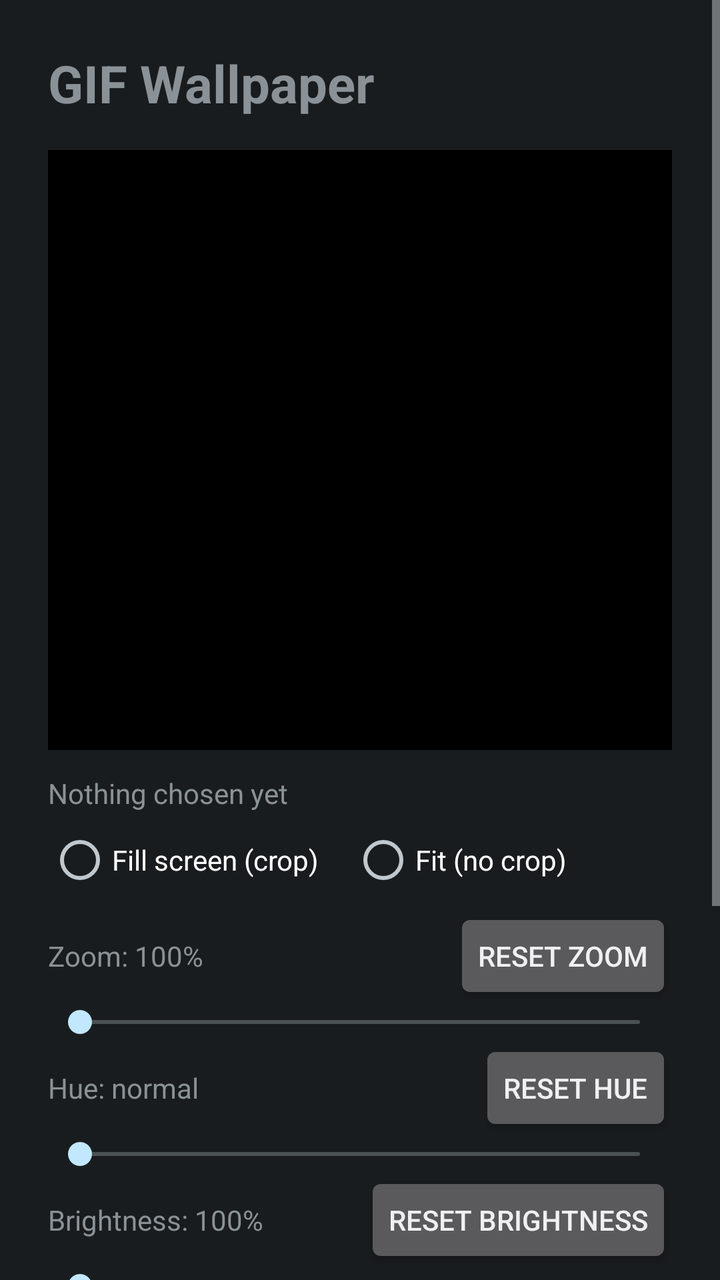
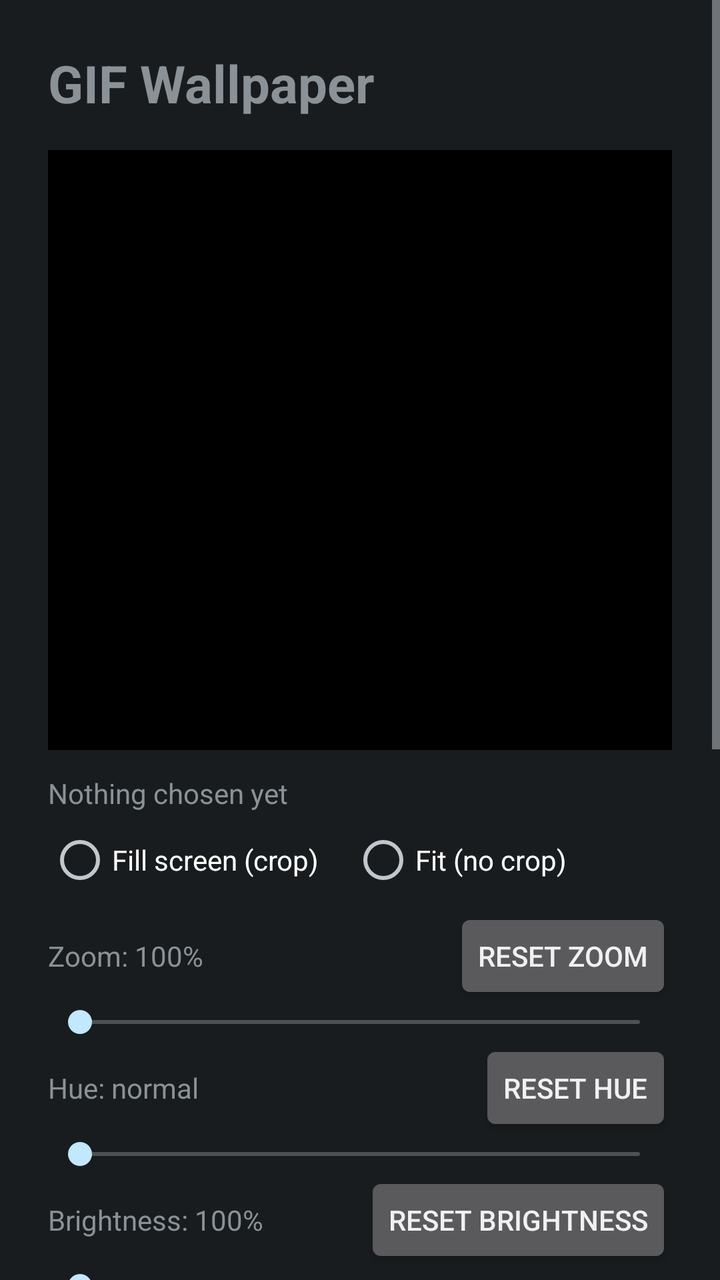

Before-and-after screenshots of an Android layout around one commit, followed by the original layout XML and the change that was made.
<!-- AndroidManifest.xml: application theme android:Theme.DeviceDefault -->
<!-- res/layout/activity_main.xml -->
<?xml version="1.0" encoding="utf-8"?>
<ScrollView xmlns:android="http://schemas.android.com/apk/res/android"
    android:layout_width="match_parent"
    android:layout_height="match_parent"
    android:fitsSystemWindows="true">

<LinearLayout
    android:layout_width="match_parent"
    android:layout_height="wrap_content"
    android:orientation="vertical"
    android:padding="24dp">

    <TextView
        android:layout_width="wrap_content"
        android:layout_height="wrap_content"
        android:text="@string/app_name"
        android:textSize="26sp"
        android:textStyle="bold"
        android:layout_marginBottom="16dp" />

    <FrameLayout
        android:layout_width="match_parent"
        android:layout_height="300dp"
        android:background="#000000">

        <ImageView
            android:id="@+id/preview"
            android:layout_width="match_parent"
            android:layout_height="match_parent"
            android:scaleType="fitCenter"
            android:contentDescription="Preview" />

        <VideoView
            android:id="@+id/videoPreview"
            android:layout_width="wrap_content"
            android:layout_height="wrap_content"
            android:layout_gravity="center"
            android:visibility="gone" />
    </FrameLayout>

    <TextView
        android:id="@+id/status"
        android:layout_width="match_parent"
        android:layout_height="wrap_content"
        android:layout_marginTop="12dp"
        android:text="Nothing chosen yet" />

    <RadioGroup
        android:id="@+id/scaleGroup"
        android:layout_width="match_parent"
        android:layout_height="wrap_content"
        android:orientation="horizontal"
        android:layout_marginTop="8dp">
        <RadioButton android:id="@+id/scaleFill" android:layout_width="wrap_content"
            android:layout_height="wrap_content" android:text="Fill screen (crop)" />
        <RadioButton android:id="@+id/scaleFit" android:layout_width="wrap_content"
            android:layout_height="wrap_content" android:layout_marginStart="16dp"
            android:text="Fit (no crop)" />
    </RadioGroup>

    <LinearLayout
        android:layout_width="match_parent"
        android:layout_height="wrap_content"
        android:layout_marginTop="8dp"
        android:gravity="center_vertical"
        android:orientation="horizontal">

        <TextView
            android:id="@+id/zoomLabel"
            android:layout_width="0dp"
            android:layout_height="wrap_content"
            android:layout_weight="1"
            android:text="Zoom: 100%" />

        <Button
            android:id="@+id/zoomReset"
            style="?android:attr/buttonStyleSmall"
            android:layout_width="wrap_content"
            android:layout_height="wrap_content"
            android:text="Reset zoom" />
    </LinearLayout>

    <SeekBar
        android:id="@+id/zoomBar"
        android:layout_width="match_parent"
        android:layout_height="wrap_content" />

    <LinearLayout
        android:layout_width="match_parent"
        android:layout_height="wrap_content"
        android:gravity="center_vertical"
        android:orientation="horizontal">

        <TextView
            android:id="@+id/hueLabel"
            android:layout_width="0dp"
            android:layout_height="wrap_content"
            android:layout_weight="1"
            android:text="Hue: normal" />

        <Button
            android:id="@+id/hueReset"
            style="?android:attr/buttonStyleSmall"
            android:layout_width="wrap_content"
            android:layout_height="wrap_content"
            android:text="Reset hue" />
    </LinearLayout>

    <SeekBar
        android:id="@+id/hueBar"
        android:layout_width="match_parent"
        android:layout_height="wrap_content" />

    <LinearLayout
        android:layout_width="match_parent"
        android:layout_height="wrap_content"
        android:gravity="center_vertical"
        android:orientation="horizontal">

        <TextView
            android:id="@+id/brightLabel"
            android:layout_width="0dp"
            android:layout_height="wrap_content"
            android:layout_weight="1"
            android:text="Brightness: 100%" />

        <Button
            android:id="@+id/brightReset"
            style="?android:attr/buttonStyleSmall"
            android:layout_width="wrap_content"
            android:layout_height="wrap_content"
            android:text="Reset brightness" />
    </LinearLayout>

    <SeekBar
        android:id="@+id/brightBar"
        android:layout_width="match_parent"
        android:layout_height="wrap_content" />

    <LinearLayout
        android:layout_width="match_parent"
        android:layout_height="wrap_content"
        android:orientation="horizontal">

        <Switch
            android:id="@+id/flipH"
            android:layout_width="0dp"
            android:layout_height="wrap_content"
            android:layout_weight="1"
            android:layout_marginEnd="12dp"
            android:text="Flip ↔" />

        <Switch
            android:id="@+id/flipV"
            android:layout_width="0dp"
            android:layout_height="wrap_content"
            android:layout_weight="1"
            android:text="Flip ↕" />
    </LinearLayout>

    <TextView
        android:id="@+id/speedLabel"
        android:layout_width="wrap_content"
        android:layout_height="wrap_content"
        android:layout_marginTop="8dp"
        android:text="Speed: 1×" />

    <SeekBar
        android:id="@+id/speedBar"
        android:layout_width="match_parent"
        android:layout_height="wrap_content" />

    <Button
        android:id="@+id/photosButton"
        android:layout_width="match_parent"
        android:layout_height="wrap_content"
        android:layout_marginTop="12dp"
        android:text="Choose from Google Photos" />

    <Button
        android:id="@+id/pickButton"
        android:layout_width="match_parent"
        android:layout_height="wrap_content"
        android:text="Choose from files" />

    <Button
        android:id="@+id/setButton"
        android:layout_width="match_parent"
        android:layout_height="wrap_content"
        android:text="Set as wallpaper" />
</LinearLayout>
</ScrollView>
<!-- resources referenced by this layout -->
<resources>
  <string name="app_name">GIF Wallpaper</string>
</resources>

<!-- the commit's change to res/layout/activity_main.xml (unified diff, before → after) -->
@@ -19,6 +19,7 @@
         android:layout_marginBottom="16dp" />
 
     <FrameLayout
+        android:id="@+id/previewFrame"
         android:layout_width="match_parent"
         android:layout_height="300dp"
         android:background="#000000">
@@ -140,6 +141,77 @@
     <LinearLayout
         android:layout_width="match_parent"
         android:layout_height="wrap_content"
+        android:gravity="center_vertical"
+        android:orientation="horizontal">
+
+        <TextView
+            android:id="@+id/satLabel"
+            android:layout_width="0dp"
+            android:layout_height="wrap_content"
+            android:layout_weight="1"
+            android:text="Saturation: 100%" />
+
+        <Button
+            android:id="@+id/satReset"
+            style="?android:attr/buttonStyleSmall"
+            android:layout_width="wrap_content"
+            android:layout_height="wrap_content"
+            android:text="Reset saturation" />
+    </LinearLayout>
+
+    <SeekBar
+        android:id="@+id/satBar"
+        android:layout_width="match_parent"
+        android:layout_height="wrap_content" />
+
+    <LinearLayout
+        android:layout_width="match_parent"
+        android:layout_height="wrap_content"
+        android:gravity="center_vertical"
+        android:orientation="horizontal">
+
+        <TextView
+            android:id="@+id/panXLabel"
+            android:layout_width="0dp"
+            android:layout_height="wrap_content"
+            android:layout_weight="1"
+            android:text="Pan left/right: center" />
+
+        <Button
+            android:id="@+id/panXReset"
+            style="?android:attr/buttonStyleSmall"
+            android:layout_width="wrap_content"
+            android:layout_height="wrap_content"
+            android:text="Center" />
+    </LinearLayout>
+
+    <SeekBar
+        android:id="@+id/panXBar"
+        android:layout_width="match_parent"
+        android:layout_height="wrap_content" />
+
+    <SeekBar
+        android:id="@+id/panYBar"
+        android:layout_width="match_parent"
+        android:layout_height="wrap_content" />
+
+    <TextView
+        android:id="@+id/panYLabel"
+        android:layout_width="wrap_content"
+        android:layout_height="wrap_content"
+        android:text="Pan up/down: center" />
+
+    <TextView
+        android:layout_width="wrap_content"
+        android:layout_height="wrap_content"
+        android:layout_marginTop="4dp"
+        android:textSize="12sp"
+        android:alpha="0.7"
+        android:text="Tip: drag the preview with your finger to pan." />
+
+    <LinearLayout
+        android:layout_width="match_parent"
+        android:layout_height="wrap_content"
         android:orientation="horizontal">
 
         <Switch
